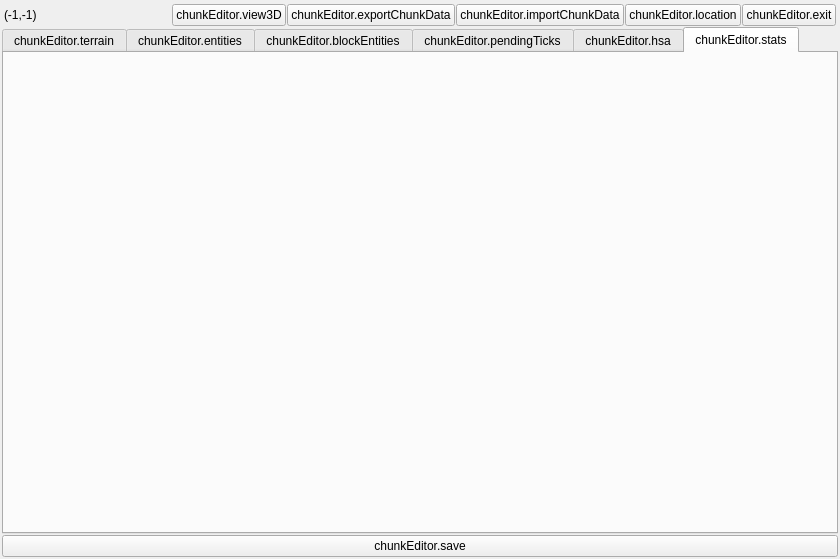
The window that src/chunkeditorwidget.ui (bedrock-dev/BedrockMap) describes before a commit, drawn with Qt 5.
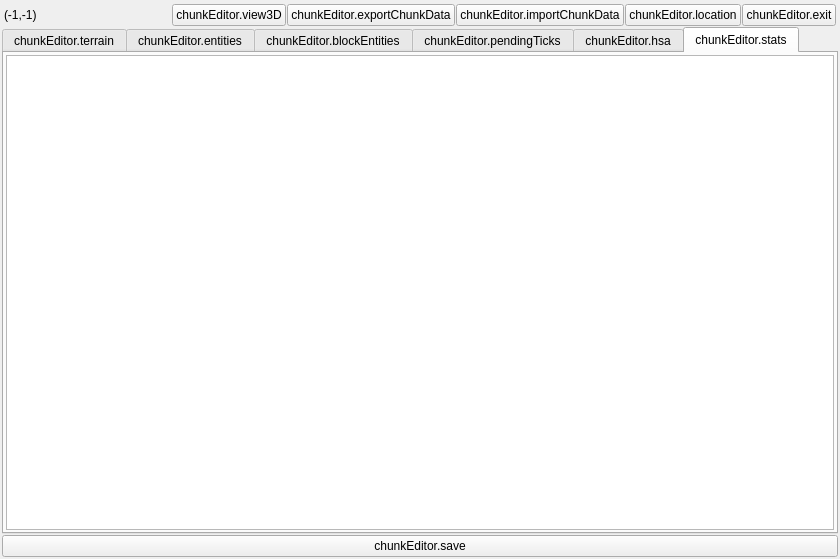
The same window after the commit. The open tabs and pages were chosen to show the change.

Commit message: Feat: new chunk stat viewer.

Patch:
```diff
--- a/src/chunkeditorwidget.ui
+++ b/src/chunkeditorwidget.ui
@@ -317,24 +317,7 @@
         <number>2</number>
        </property>
        <item>
-        <widget class="QLabel" name="stats_label">
-         <property name="text">
-          <string/>
-         </property>
-        </widget>
-       </item>
-       <item>
-        <spacer name="stats_vertical_spacer">
-         <property name="orientation">
-          <enum>Qt::Orientation::Vertical</enum>
-         </property>
-         <property name="sizeHint" stdset="0">
-          <size>
-           <width>20</width>
-           <height>40</height>
-          </size>
-         </property>
-        </spacer>
+        <widget class="QTableWidget" name="stats_table"/>
        </item>
       </layout>
      </widget>
```
The commit also changes 4 other files.
